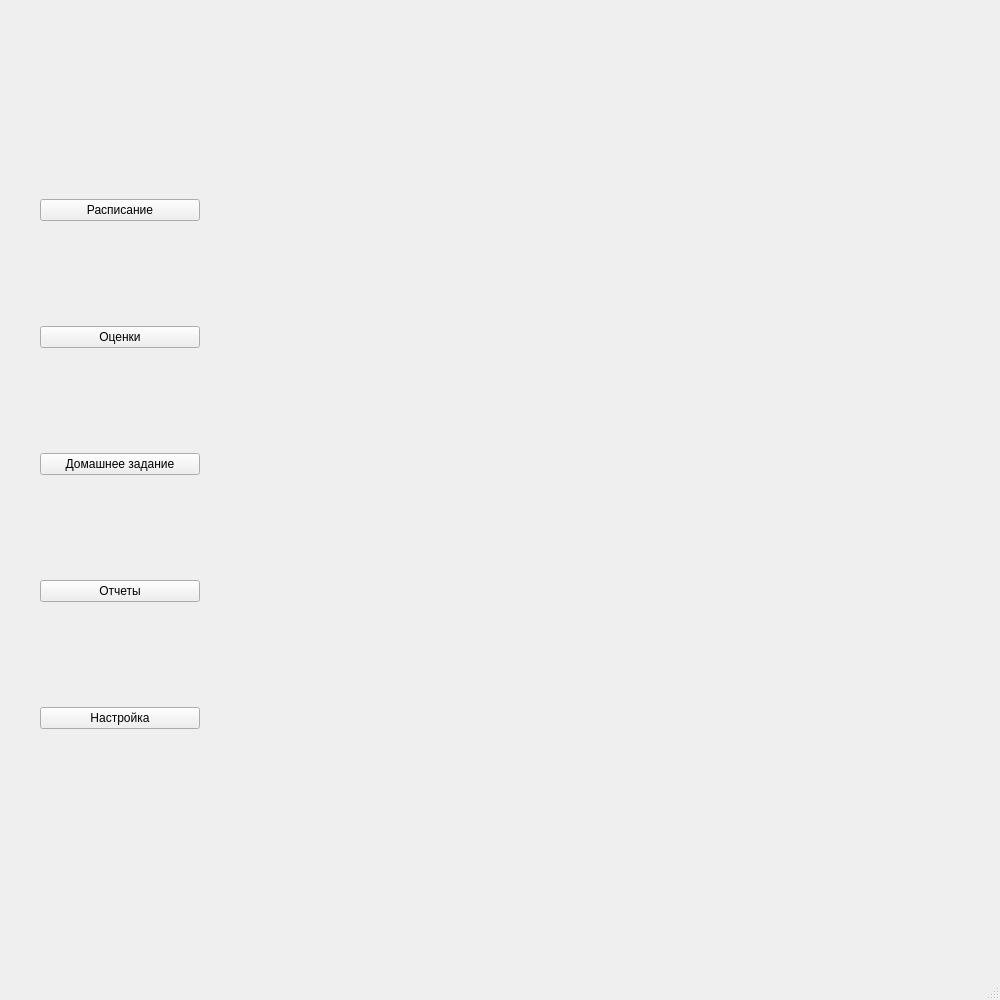
Above: main_menu.ui from Kirsenko2023/School-Helper before the change. Below: the same form after it.
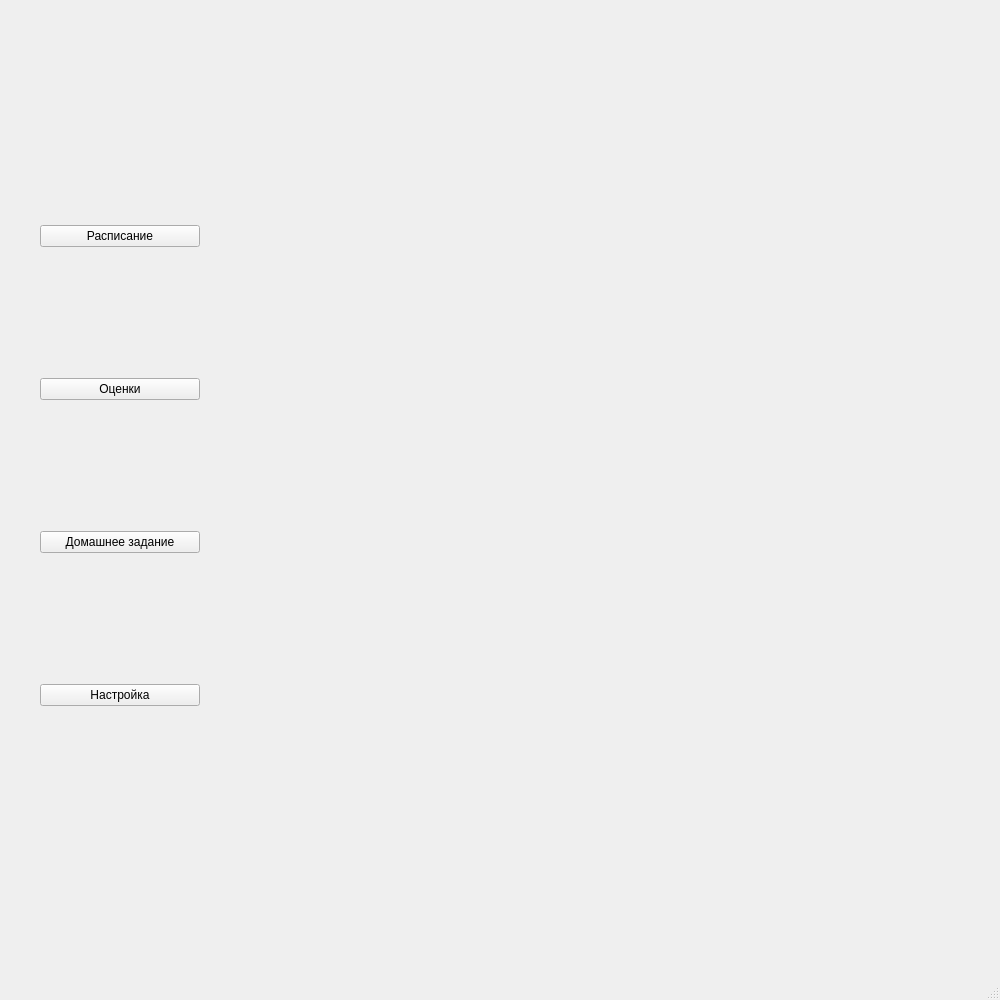
That is the form after the change.

The edit to the form file:
```diff
--- a/main_menu.ui
+++ b/main_menu.ui
@@ -45,13 +45,6 @@
        </property>
       </widget>
      </item>
-     <item>
-      <widget class="QPushButton" name="btn_reports">
-       <property name="text">
-        <string>Отчеты</string>
-       </property>
-      </widget>
-     </item>
      <item>
       <widget class="QPushButton" name="btn_settings">
        <property name="text">
```
